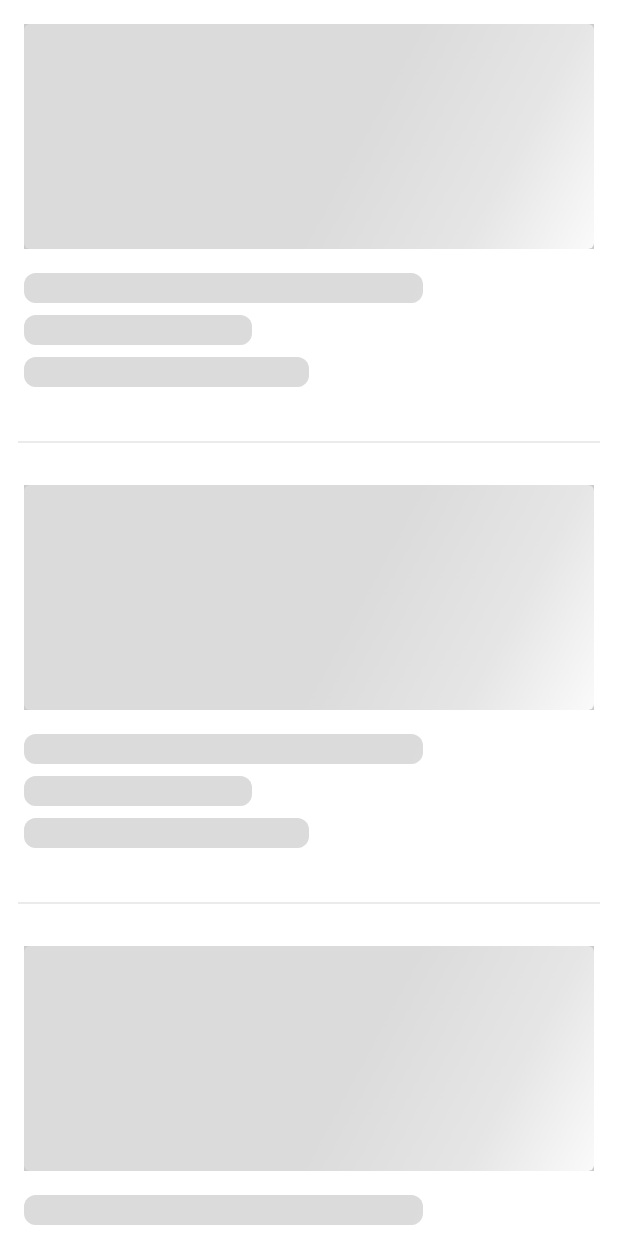
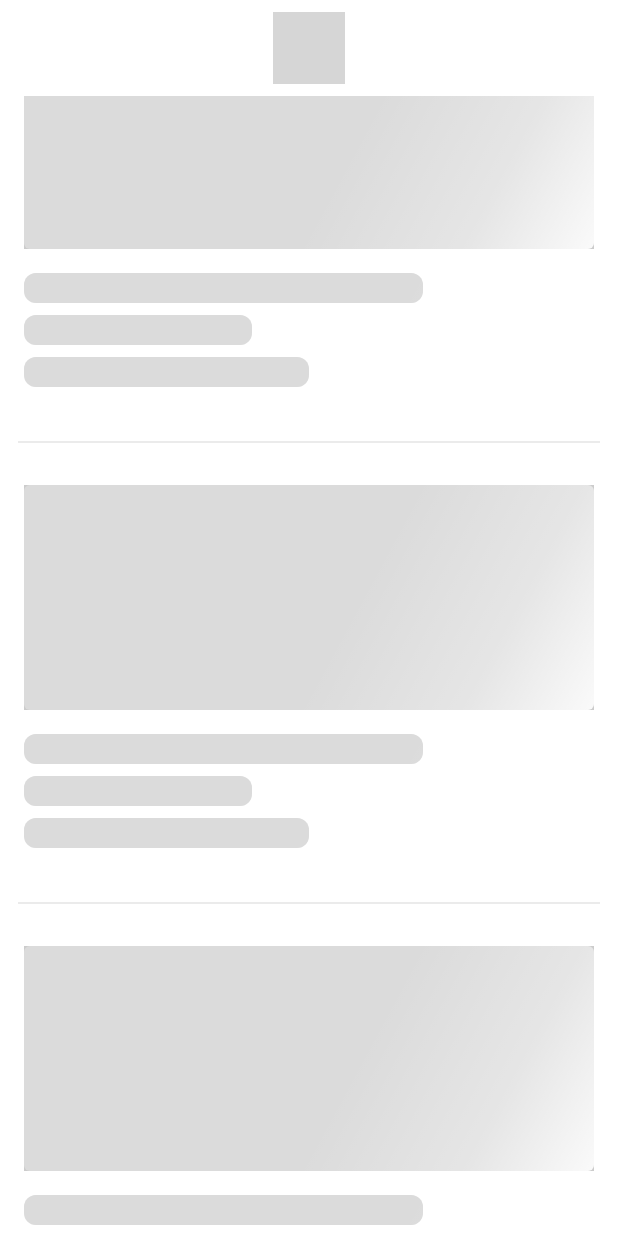
Before and after one commit to alirezaeiii/TMDb-CMP-Playground, an Android app built with Jetpack Compose: the composable ShimmerLoading shown on its own in the app's theme, on a phone screen of 412 x 824 dp. Run offline under Robolectric (Android 15) with nearby library versions, the phone set to English and light mode, and no system bars; our stand-ins replace Compose Multiplatform resources, Shimmer; 2 statements that could not run were skipped; grey boxes are pictures that could not be loaded.

Commit message:
Add TopAppBar as component

```diff
--- a/composeApp/src/commonMain/kotlin/component/AnimationShimmerLoading.kt
+++ b/composeApp/src/commonMain/kotlin/component/AnimationShimmerLoading.kt
@@ -24,7 +24,6 @@ import androidx.compose.ui.draw.clip
 import androidx.compose.ui.geometry.Offset
 import androidx.compose.ui.graphics.Brush
 import androidx.compose.ui.graphics.Color
-import androidx.compose.ui.unit.dp
 import utils.Dimens.disney_150_dp
 import utils.Dimens.disney_16_dp
 import utils.Dimens.disney_20_dp
@@ -32,12 +31,14 @@ import utils.Dimens.disney_8_dp
 
 @Composable
 fun ShimmerLoading() {
+    DisneyTopBar {
         LazyColumn(
             modifier = Modifier.background(MaterialTheme.colors.background)
         ) {
             items(count = 3) {
                 ShimmerItem()
                 Divider()
+            }
         }
     }
 }
--- /dev/null
+++ b/composeApp/src/commonMain/kotlin/component/DisneyTopBar.kt
@@ -0,0 +1,50 @@
+package component
+
+import androidx.compose.foundation.layout.PaddingValues
+import androidx.compose.material.MaterialTheme
+import androidx.compose.material.Text
+import androidx.compose.material3.CenterAlignedTopAppBar
+import androidx.compose.material3.ExperimentalMaterial3Api
+import androidx.compose.material3.Scaffold
+import androidx.compose.material3.TopAppBarDefaults
+import androidx.compose.material3.rememberTopAppBarState
+import androidx.compose.runtime.Composable
+import androidx.compose.ui.Modifier
+import androidx.compose.ui.input.nestedscroll.nestedScroll
+import androidx.compose.ui.text.font.FontWeight
+import androidx.compose.ui.text.style.TextOverflow
+import androidx.compose.ui.unit.sp
+import disney_compose_multiplatform.composeapp.generated.resources.Res
+import disney_compose_multiplatform.composeapp.generated.resources.app_name
+import org.jetbrains.compose.resources.stringResource
+
+@OptIn(ExperimentalMaterial3Api::class)
+@Composable
+fun DisneyTopBar(scrollContent: @Composable (PaddingValues) -> Unit) {
+    val scrollBehavior = TopAppBarDefaults.enterAlwaysScrollBehavior(rememberTopAppBarState())
+
+    Scaffold(
+        modifier = Modifier.nestedScroll(scrollBehavior.nestedScrollConnection),
+        topBar = {
+            CenterAlignedTopAppBar(
+                colors = TopAppBarDefaults.centerAlignedTopAppBarColors(
+                    containerColor = MaterialTheme.colors.background,
+                    scrolledContainerColor = MaterialTheme.colors.background
+                ),
+                title = {
+                    Text(
+                        stringResource(Res.string.app_name),
+                        maxLines = 1,
+                        overflow = TextOverflow.Ellipsis,
+                        fontSize = 20.sp,
+                        fontWeight = FontWeight.Bold,
+                        color = MaterialTheme.colors.onSurface
+                    )
+                },
+                scrollBehavior = scrollBehavior
+            )
+        },
+    ) {
+        scrollContent(it)
+    }
+}
```
Also changed, not shown: composeApp/src/commonMain/kotlin/ui/HomeScreen.kt (+3 -36 lines). Lines whose indentation alone changed are shown as unchanged.
